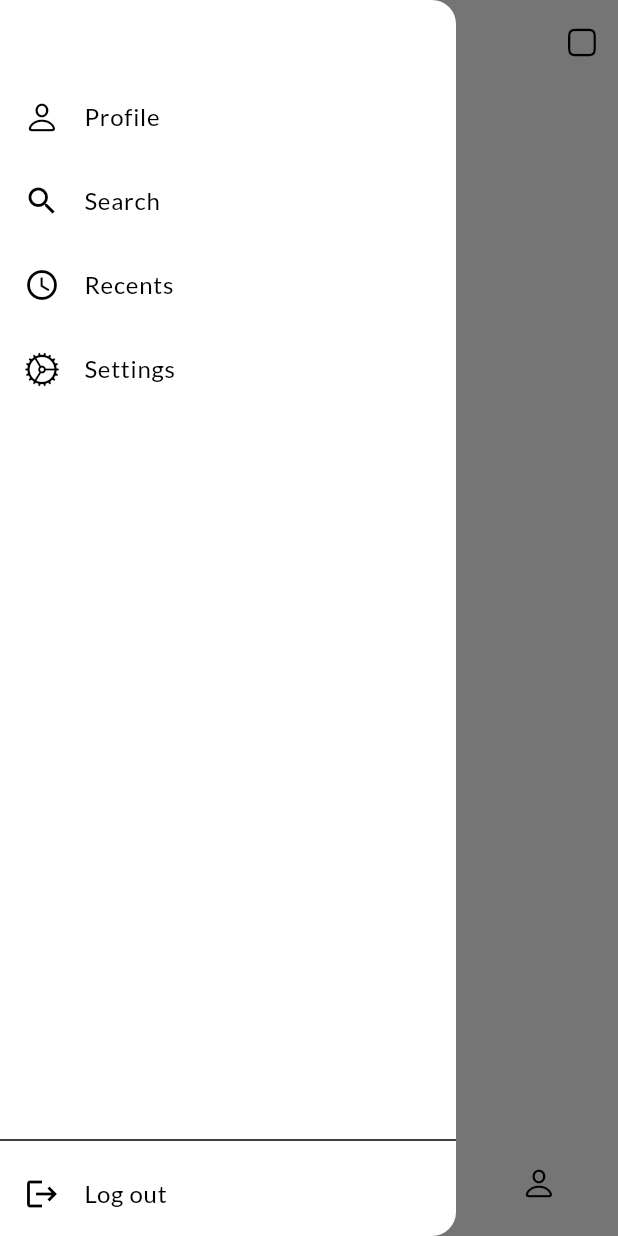
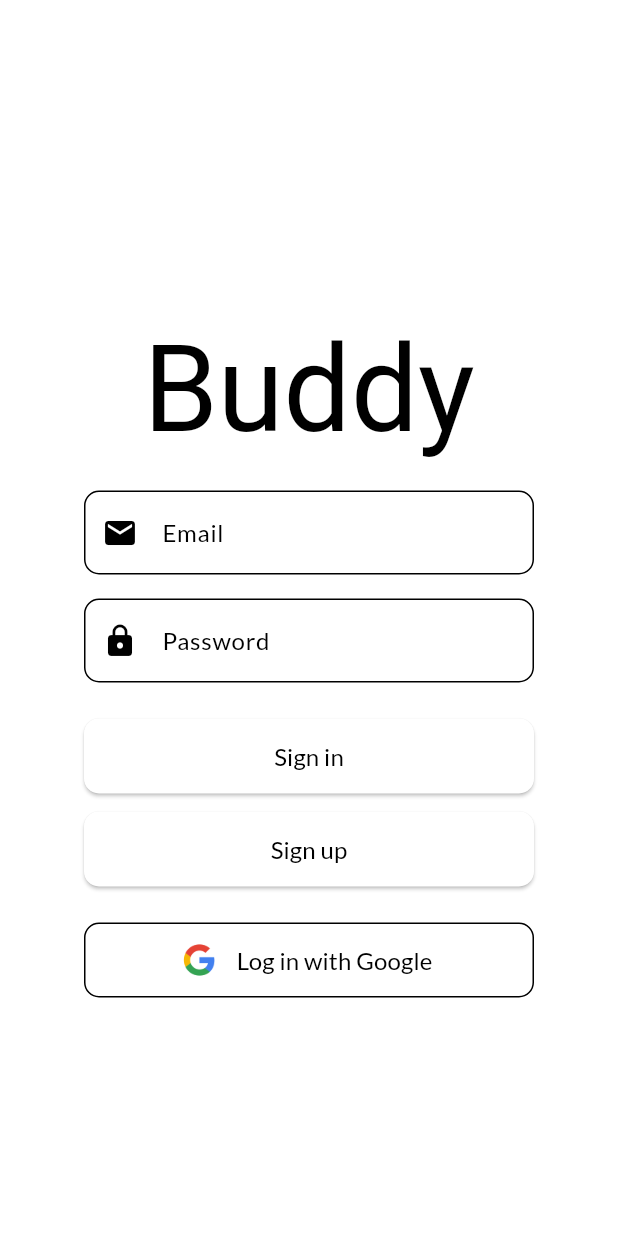
Before and after one commit to whaticecelik/Buddy, a Flutter app: the CallScreen screen opened by its route, in the side drawer, after a tap on "Log out", on a phone screen of 412 x 824 dp. Run offline on Flutter 3.47's test engine with Material 3 defaults, Android fonts, the phone set to English and light mode, and no system bars; our stand-ins replace go_router, google_fonts, lottie; missing offline and left inert: dotlottie_loader.

Commit message:
register ve login sayfalari olusturuldu. fontlar duzenlendi

```diff
--- a/lib/core/routes.dart
+++ b/lib/core/routes.dart
@@ -3,9 +3,11 @@ import 'package:flutter_app/screens/club_screen.dart';
 import 'package:flutter_app/screens/explore_clubs.dart';
 import 'package:flutter_app/screens/home_screen.dart';
 import 'package:flutter_app/screens/loading_screen.dart';
+import 'package:flutter_app/screens/login_screen.dart';
 import 'package:flutter_app/screens/msg_screen.dart';
 import 'package:flutter_app/screens/notify_screen.dart';
 import 'package:flutter_app/screens/profile_screen.dart';
+import 'package:flutter_app/screens/register_screen.dart';
 import 'package:flutter_app/screens/settings_screen.dart';
 import 'package:go_router/go_router.dart';
 
@@ -49,5 +51,13 @@ final router = GoRouter(
       path: '/club' ,
       builder: (context, state) => const ClubScreen(),
     ),
+    GoRoute(
+      path: '/login' ,
+      builder: (context, state) => const LoginScreen(),
+    ),
+    GoRoute(
+      path: '/register' ,
+      builder: (context, state) => const RegisterScreen(),
+    ),
   ],
 );
--- a/lib/core/themes.dart
+++ b/lib/core/themes.dart
@@ -27,23 +27,21 @@ final lightTheme = ThemeData(
     onSurface: colors["onSurface"]!,
   ),
   textTheme: TextTheme(
-    bodySmall: GoogleFonts.roboto(
-        // fontSize: 32,
-        ),
+    bodySmall: GoogleFonts.lato(),
     bodyMedium: GoogleFonts.roboto(),
     bodyLarge: GoogleFonts.lato(
     ),// member sayısı
-    labelSmall: GoogleFonts.roboto(),
+    labelSmall: GoogleFonts.lato(),
     labelMedium: GoogleFonts.lato(),
-    labelLarge: GoogleFonts.roboto(),
-    titleSmall: GoogleFonts.roboto(),
+    labelLarge: GoogleFonts.lato(),
+    titleSmall: GoogleFonts.lato(),
     titleMedium: GoogleFonts.lato(),
     titleLarge: GoogleFonts.lato(),  // clubların title ı
     headlineSmall: GoogleFonts.novaMono(), // appbar buddy text
     headlineMedium: GoogleFonts.lato(), // club member sayısı
-    headlineLarge: GoogleFonts.aBeeZee(),
+    headlineLarge: GoogleFonts.lato(),
     displaySmall: GoogleFonts.novaMono(),
-    displayMedium: GoogleFonts.abrilFatface(),
+    displayMedium: GoogleFonts.lato(),
     displayLarge: GoogleFonts.novaMono( // loading screen title's
       fontSize: 80
     ),
@@ -64,23 +62,21 @@ final darkTheme = ThemeData(
     onSurface: darkColors["onSurface"]!,
   ),
    textTheme: TextTheme(
-    bodySmall: GoogleFonts.roboto(
-        // fontSize: 32,
-        ),
+    bodySmall: GoogleFonts.lato(),
     bodyMedium: GoogleFonts.roboto(),
     bodyLarge: GoogleFonts.lato(
     ),// member sayısı
-    labelSmall: GoogleFonts.roboto(),
+    labelSmall: GoogleFonts.lato(),
     labelMedium: GoogleFonts.lato(),
-    labelLarge: GoogleFonts.roboto(),
-    titleSmall: GoogleFonts.roboto(),
+    labelLarge: GoogleFonts.lato(),
+    titleSmall: GoogleFonts.lato(),
     titleMedium: GoogleFonts.lato(),
-    titleLarge: GoogleFonts.lato(),  // clubların title ı, user name i
+    titleLarge: GoogleFonts.lato(),  // clubların title ı
     headlineSmall: GoogleFonts.novaMono(), // appbar buddy text
-    headlineMedium: GoogleFonts.lato(), // profildeki takipçi vs
-    headlineLarge: GoogleFonts.aBeeZee(),
-    displaySmall: GoogleFonts.lato(),
-    displayMedium: GoogleFonts.abrilFatface(),
+    headlineMedium: GoogleFonts.lato(), // club member sayısı
+    headlineLarge: GoogleFonts.lato(),
+    displaySmall: GoogleFonts.novaMono(),
+    displayMedium: GoogleFonts.lato(),
     displayLarge: GoogleFonts.novaMono( // loading screen title's
       fontSize: 80
     ),
--- a/lib/screens/call_screen.dart
+++ b/lib/screens/call_screen.dart
@@ -61,7 +61,7 @@ class CallScreen extends StatelessWidget{
               ListTile(
                 leading: Icon(Icons.logout),
                 title: Text('Log out'),
-                onTap: () {},
+                onTap: ()=>context.go("/login"),
               ),
             ],
           ),
--- a/lib/screens/explore_clubs.dart
+++ b/lib/screens/explore_clubs.dart
@@ -60,7 +60,7 @@ class ExploreScreen extends StatelessWidget{
             ListTile(
               leading: Icon(Icons.logout),
               title: Text('Log out'),
-              onTap: () {},
+              onTap: ()=>context.go("/login"),
             ),
           ],
         ),
--- a/lib/screens/home_screen.dart
+++ b/lib/screens/home_screen.dart
@@ -60,7 +60,7 @@ class HomeScreen extends StatelessWidget{
             ListTile(
               leading: Icon(Icons.logout),
               title: Text('Log out'),
-              onTap: () {},
+              onTap: ()=>context.go("/login"),
             ),
           ],
         ),
--- a/lib/screens/loading_screen.dart
+++ b/lib/screens/loading_screen.dart
@@ -17,17 +17,11 @@ class LoadingScreen extends StatelessWidget {
 
 
         children: [
-          // Logo ve yükleme  bölümü
           Expanded(
-            //width: double.infinity,
               child: Column(
                 children: [
-                  // Logo bölümü
                 SizedBox(height: 100,),
-               //CircularProgressIndicator(),
                Text("Buddy", style: Theme.of(context).textTheme.displayLarge,),
-
-
                 InkWell(
                   onTap: () => context.go("/home"),
                   child: SizedBox(
--- /dev/null
+++ b/lib/screens/login_screen.dart
@@ -0,0 +1,118 @@
+import 'package:flutter/material.dart';
+import 'package:go_router/go_router.dart';
+
+class LoginScreen extends StatefulWidget {
+  const LoginScreen({super.key});
+
+  @override
+  State<LoginScreen> createState() => _LoginScreenState();
+}
+
+class _LoginScreenState extends State<LoginScreen> {
+  TextEditingController epostaYonetici = TextEditingController();
+  TextEditingController sifreYonetici = TextEditingController();
+
+  girisYap() {
+    if (epostaYonetici.text.isEmpty || sifreYonetici.text.isEmpty) {
+      ScaffoldMessenger.of(context).showSnackBar(
+        SnackBar(
+          content: Text("Username and Password Required!"),
+          behavior: SnackBarBehavior.floating,
+          backgroundColor: Colors.red,
+          showCloseIcon: true,
+        ),
+      );
+    } else {
+      if (sifreYonetici.text.length < 8) {
+        ScaffoldMessenger.of(context).showSnackBar(
+          SnackBar(
+            content: Text("The password must be at least 8 characters long."),
+            behavior: SnackBarBehavior.floating,
+            backgroundColor: Colors.red,
+            showCloseIcon: true,
+          ),
+        );
+      } else {
+        context.go("/home");
+      }
+    }
+  }
+
+  @override
+  Widget build(BuildContext context) {
+    return Scaffold(
+      appBar: AppBar(),
+      body: Center(
+        child: SizedBox(
+          width: 300,
+          child: Column(
+            mainAxisAlignment: MainAxisAlignment.center,
+            children: [
+              Text("Buddy", style: Theme.of(context).textTheme.displayLarge),
+              SizedBox(height: 22),
+              TextField(
+                controller: epostaYonetici,
+                decoration: InputDecoration(
+                  hintText: "Email",
+                  border: OutlineInputBorder(
+                    borderRadius: BorderRadius.circular(10),
+                  ),
+                  prefixIcon: Icon(Icons.email),
+                ),
+              ),
+              SizedBox(height: 16),
+              TextFormField(
+                obscureText: true,
+                controller: sifreYonetici,
+                decoration: InputDecoration(
+                  hintText: "Password",
+                  border: OutlineInputBorder(
+                    borderRadius: BorderRadius.circular(10),
+                  ),
+                  prefixIcon: Icon(Icons.lock),
+                ),
+              ),
+              SizedBox(height: 24),
+              ElevatedButton(
+                onPressed: girisYap,
+                style: ElevatedButton.styleFrom(
+                  minimumSize: Size(double.infinity, 50),
+                  shape: RoundedRectangleBorder(
+                    borderRadius: BorderRadius.circular(10),
+                  ),
+                ),
+                child:Text("Sign in", style: TextStyle(fontSize: 16, color: Theme.of(context).colorScheme.onSurface)),
+              ),
+              SizedBox(height: 12),
+              ElevatedButton(
+                onPressed: () {
+                  context.pushReplacement("/register");
+                },
+                style: ElevatedButton.styleFrom(
+                  minimumSize: Size(double.infinity, 50),
+                  shape: RoundedRectangleBorder(
+                    borderRadius: BorderRadius.circular(10),
+                  ),
+                ),
+                child: Text("Sign up", style: TextStyle(fontSize: 16, color: Theme.of(context).colorScheme.onSurface)),
+              ),
+              SizedBox(height: 24),
+              OutlinedButton.icon(
+                onPressed: () {},
+                style: OutlinedButton.styleFrom(
+                  minimumSize: Size(double.infinity, 50),
+                  shape: RoundedRectangleBorder(
+                    borderRadius: BorderRadius.circular(10),
+                  ),
+                ),
+                icon: Image.asset('assets/icons/google_icon.png', height: 34),
+                label: Text("Log in with Google",
+                    style: TextStyle(fontSize: 16,color: Theme.of(context).colorScheme.onSurface)),
+              ),
+            ],
+          ),
+        ),
+      ),
+    );
+  }
+}
--- a/lib/screens/msg_screen.dart
+++ b/lib/screens/msg_screen.dart
@@ -1,6 +1,5 @@
 import 'package:flutter/cupertino.dart';
 import 'package:flutter/material.dart';
-import 'package:flutter_app/core/constants.dart';
 import 'package:flutter_app/core/themes.dart';
 import 'package:flutter_app/widgets/bottom_menu.dart';
 import 'package:go_router/go_router.dart';
@@ -62,7 +61,7 @@ class MsgScreen extends StatelessWidget{
               ListTile(
                 leading: Icon(Icons.logout),
                 title: Text('Log out'),
-                onTap: () {},
+                onTap: ()=>context.go("/login"),
               ),
             ],
           ),
--- a/lib/screens/profile_screen.dart
+++ b/lib/screens/profile_screen.dart
@@ -60,7 +60,7 @@ class ProfileScreen extends StatelessWidget{
               ListTile(
                 leading: Icon(Icons.logout),
                 title: Text('Log out'),
-                onTap: () {},
+                onTap: ()=>context.go("/login"),
               ),
             ],
           ),
```
Also changed, not shown: lib/screens/register_screen.dart (added, +99 -0 lines), assets/icons/google_icon.png (added).
